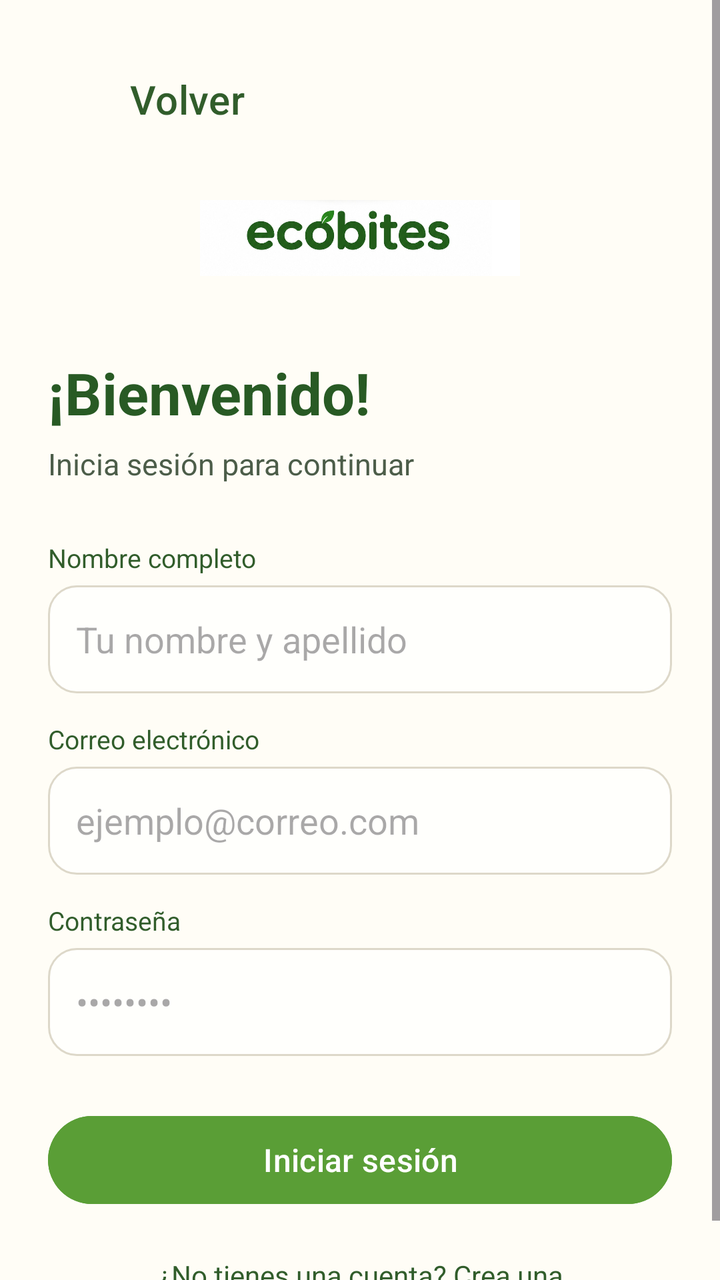
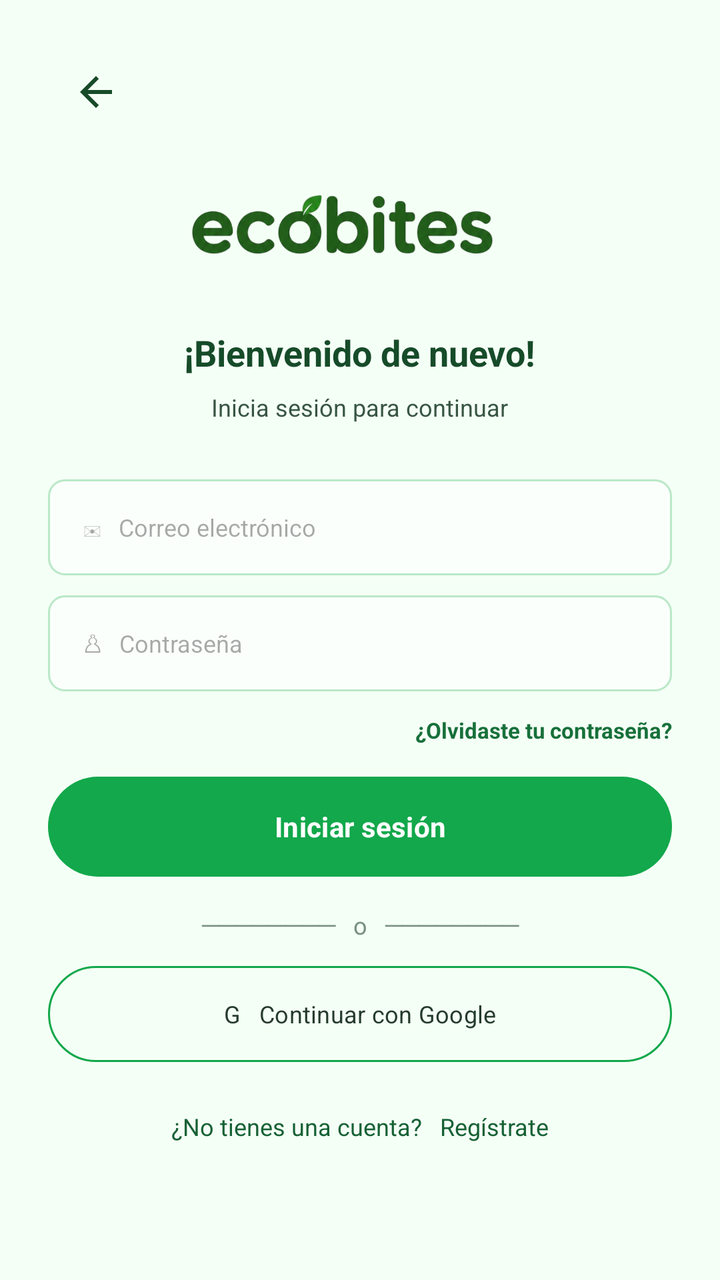

An Android layout rendered at two revisions. The XML below is the earlier revision; the diff shows what the commit changed to produce the second picture.
<!-- AndroidManifest.xml: application theme Theme.EcoBites -->
<!-- res/layout/activity_register.xml -->
<?xml version="1.0" encoding="utf-8"?>
<ScrollView xmlns:android="http://schemas.android.com/apk/res/android" android:layout_width="match_parent" android:layout_height="match_parent" android:background="#FFFDF6" android:fillViewport="true">
    <LinearLayout android:id="@+id/ll_contenido_formulario" android:layout_width="match_parent" android:layout_height="match_parent" android:orientation="vertical" android:padding="24dp">

        <Button
            android:id="@+id/btn_volver_registro"
            android:layout_width="139dp"
            android:layout_height="51dp"
            android:backgroundTint="#00FFFFFF"
            android:text="Volver"
            android:textAllCaps="false"
            android:textColor="#315D2B"
            android:textSize="20sp" />
        <ImageView android:id="@+id/img_logo_formulario" android:layout_width="160dp" android:layout_height="72dp" android:layout_gravity="center_horizontal" android:layout_marginTop="8dp" android:adjustViewBounds="true" android:contentDescription="ecoBites" android:src="@drawable/nombre" />

        <LinearLayout android:id="@+id/ll_inicio_sesion" android:layout_width="match_parent" android:layout_height="wrap_content" android:orientation="vertical">

            <TextView
                android:id="@+id/tv_titulo_inicio"
                android:layout_width="wrap_content"
                android:layout_height="wrap_content"
                android:layout_marginTop="22dp"
                android:text="¡Bienvenido!"
                android:textColor="#285A24"
                android:textSize="29sp"
                android:textStyle="bold" />
            <TextView android:id="@+id/tv_subtitulo_inicio" android:layout_width="wrap_content" android:layout_height="wrap_content" android:layout_marginTop="6dp" android:text="Inicia sesión para continuar" android:textColor="#4C5D49" android:textSize="15sp" />
            <TextView android:layout_width="wrap_content" android:layout_height="wrap_content" android:layout_marginTop="28dp" android:text="Nombre completo" android:textColor="#315D2B" android:textSize="13sp" />
            <EditText android:id="@+id/et_nombre_inicio" android:layout_width="match_parent" android:layout_height="54dp" android:layout_marginTop="5dp" android:background="@drawable/fondo_campo" android:hint="Tu nombre y apellido" android:inputType="textPersonName" android:paddingHorizontal="14dp" />
            <TextView android:layout_width="wrap_content" android:layout_height="wrap_content" android:layout_marginTop="14dp" android:text="Correo electrónico" android:textColor="#315D2B" android:textSize="13sp" />
            <EditText android:id="@+id/et_correo_inicio" android:layout_width="match_parent" android:layout_height="54dp" android:layout_marginTop="5dp" android:background="@drawable/fondo_campo" android:hint="ejemplo@correo.com" android:inputType="textEmailAddress" android:paddingHorizontal="14dp" />
            <TextView android:layout_width="wrap_content" android:layout_height="wrap_content" android:layout_marginTop="14dp" android:text="Contraseña" android:textColor="#315D2B" android:textSize="13sp" />
            <EditText android:id="@+id/et_contrasena_inicio" android:layout_width="match_parent" android:layout_height="54dp" android:layout_marginTop="5dp" android:background="@drawable/fondo_campo" android:hint="••••••••" android:inputType="textPassword" android:paddingHorizontal="14dp" />
            <Button android:id="@+id/btn_iniciar" android:layout_width="match_parent" android:layout_height="52dp" android:layout_marginTop="26dp" android:backgroundTint="#5A9E36" android:text="Iniciar sesión" android:textAllCaps="false" android:textColor="#FFFFFF" android:textSize="16sp" />
            <TextView android:id="@+id/tv_ir_registro" android:layout_width="match_parent" android:layout_height="wrap_content" android:layout_marginTop="22dp" android:gravity="center" android:text="¿No tienes una cuenta? Crea una" android:textColor="#315D2B" android:textSize="14sp" />
        </LinearLayout>

        <LinearLayout android:id="@+id/ll_registro" android:layout_width="match_parent" android:layout_height="wrap_content" android:orientation="vertical" android:visibility="gone">
            <TextView android:id="@+id/tv_titulo_registro" android:layout_width="wrap_content" android:layout_height="wrap_content" android:layout_marginTop="22dp" android:text="Crea tu cuenta" android:textColor="#285A24" android:textSize="29sp" android:textStyle="bold" />
            <TextView android:layout_width="wrap_content" android:layout_height="wrap_content" android:layout_marginTop="6dp" android:text="Completa los datos para comenzar" android:textColor="#4C5D49" android:textSize="15sp" />
            <TextView android:layout_width="wrap_content" android:layout_height="wrap_content" android:layout_marginTop="22dp" android:text="Nombre completo" android:textColor="#315D2B" android:textSize="13sp" />
            <EditText android:id="@+id/et_nombre_registro" android:layout_width="match_parent" android:layout_height="54dp" android:layout_marginTop="5dp" android:background="@drawable/fondo_campo" android:hint="Tu nombre y apellido" android:inputType="textPersonName" android:paddingHorizontal="14dp" />
            <TextView android:layout_width="wrap_content" android:layout_height="wrap_content" android:layout_marginTop="12dp" android:text="Correo electrónico" android:textColor="#315D2B" android:textSize="13sp" />
            <EditText android:id="@+id/et_correo_registro" android:layout_width="match_parent" android:layout_height="54dp" android:layout_marginTop="5dp" android:background="@drawable/fondo_campo" android:hint="ejemplo@correo.com" android:inputType="textEmailAddress" android:paddingHorizontal="14dp" />
            <TextView android:layout_width="wrap_content" android:layout_height="wrap_content" android:layout_marginTop="12dp" android:text="Contraseña" android:textColor="#315D2B" android:textSize="13sp" />
            <EditText android:id="@+id/et_contrasena_registro" android:layout_width="match_parent" android:layout_height="54dp" android:layout_marginTop="5dp" android:background="@drawable/fondo_campo" android:hint="Mínimo 8 caracteres" android:inputType="textPassword" android:paddingHorizontal="14dp" />
            <EditText android:id="@+id/et_confirmar_contrasena" android:layout_width="match_parent" android:layout_height="54dp" android:layout_marginTop="10dp" android:background="@drawable/fondo_campo" android:hint="Confirmar contraseña" android:inputType="textPassword" android:paddingHorizontal="14dp" />
            <CheckBox android:id="@+id/cb_terminos" android:layout_width="match_parent" android:layout_height="wrap_content" android:layout_marginTop="14dp" android:text="Acepto los términos y condiciones" android:textColor="#315D2B" android:textSize="14sp" />
            <Button android:id="@+id/btn_crear_cuenta" android:layout_width="match_parent" android:layout_height="52dp" android:layout_marginTop="16dp" android:backgroundTint="#5A9E36" android:text="Crear cuenta" android:textAllCaps="false" android:textColor="#FFFFFF" android:textSize="16sp" />
            <TextView android:id="@+id/tv_ir_inicio" android:layout_width="match_parent" android:layout_height="wrap_content" android:layout_marginTop="20dp" android:gravity="center" android:text="¿Ya tienes cuenta? Inicia sesión" android:textColor="#315D2B" android:textSize="14sp" />
        </LinearLayout>
    </LinearLayout>
</ScrollView>
<!-- resources referenced by this layout -->
<resources>
  <!-- drawable fondo_campo (drawable) -->
  <?xml version="1.0" encoding="utf-8"?>
  <shape xmlns:android="http://schemas.android.com/apk/res/android" android:shape="rectangle">
      <solid android:color="#FFFFFC" />
      <corners android:radius="14dp" />
      <stroke android:width="1dp" android:color="#DDD8C9" />
  </shape>
  <!-- drawable nombre: jpg bitmap (drawable, 44597 bytes) -->
  <style name="Theme.EcoBites" parent="Base.Theme.EcoBites" />
  <style name="Base.Theme.EcoBites" parent="Theme.Material3.DayNight.NoActionBar">
          
          
      </style>
</resources>

<!-- the commit's change to res/layout/activity_register.xml (unified diff, before → after) -->
@@ -1,53 +1,56 @@
 <?xml version="1.0" encoding="utf-8"?>
-<ScrollView xmlns:android="http://schemas.android.com/apk/res/android" android:layout_width="match_parent" android:layout_height="match_parent" android:background="#FFFDF6" android:fillViewport="true">
-    <LinearLayout android:id="@+id/ll_contenido_formulario" android:layout_width="match_parent" android:layout_height="match_parent" android:orientation="vertical" android:padding="24dp">
+<ScrollView xmlns:android="http://schemas.android.com/apk/res/android" android:layout_width="match_parent" android:layout_height="match_parent" android:background="@color/eco_green_surface" android:fillViewport="true">
+ <LinearLayout android:layout_width="match_parent" android:layout_height="wrap_content" android:orientation="vertical" android:padding="24dp">
 
-        <Button
-            android:id="@+id/btn_volver_registro"
-            android:layout_width="139dp"
-            android:layout_height="51dp"
-            android:backgroundTint="#00FFFFFF"
-            android:text="Volver"
-            android:textAllCaps="false"
-            android:textColor="#315D2B"
-            android:textSize="20sp" />
-        <ImageView android:id="@+id/img_logo_formulario" android:layout_width="160dp" android:layout_height="72dp" android:layout_gravity="center_horizontal" android:layout_marginTop="8dp" android:adjustViewBounds="true" android:contentDescription="ecoBites" android:src="@drawable/nombre" />
+  <Button
+      android:id="@+id/btn_volver_registro"
+      android:layout_width="48dp"
+      android:layout_height="48dp"
+      android:backgroundTint="#00FFFFFF"
+      android:drawableTop="@drawable/ic_arrow_back"
+      android:text="" />
 
-        <LinearLayout android:id="@+id/ll_inicio_sesion" android:layout_width="match_parent" android:layout_height="wrap_content" android:orientation="vertical">
+  <ImageView
+      android:id="@+id/img_logo_formulario"
+      android:layout_width="237dp"
+      android:layout_height="92dp"
+      android:layout_gravity="center"
+      android:adjustViewBounds="true"
+      android:contentDescription="ecoBites"
+      android:src="@drawable/nombreecobites" />
+  <LinearLayout android:id="@+id/ll_inicio_sesion" android:layout_width="match_parent" android:layout_height="wrap_content" android:gravity="center_horizontal" android:orientation="vertical">
+   <TextView android:layout_width="wrap_content" android:layout_height="wrap_content" android:text="¡Bienvenido de nuevo!" android:textColor="#164B29" android:textSize="18sp" android:textStyle="bold"/>
+   <TextView android:layout_width="wrap_content" android:layout_height="wrap_content" android:layout_marginTop="7dp" android:text="Inicia sesión para continuar" android:textColor="#385543" android:textSize="12sp"/>
+   <EditText android:id="@+id/et_correo_inicio" android:layout_width="match_parent" android:layout_height="48dp" android:layout_marginTop="28dp" android:background="@drawable/fondo_campo" android:hint="  ✉   Correo electrónico" android:inputType="textEmailAddress" android:paddingHorizontal="12dp" android:textSize="12sp"/>
+   <EditText android:id="@+id/et_contrasena_inicio" android:layout_width="match_parent" android:layout_height="48dp" android:layout_marginTop="10dp" android:background="@drawable/fondo_campo" android:hint="  ♙   Contraseña" android:inputType="textPassword" android:paddingHorizontal="12dp" android:textSize="12sp"/>
+   <TextView android:layout_width="match_parent" android:layout_height="wrap_content" android:layout_marginTop="12dp" android:gravity="end" android:text="¿Olvidaste tu contraseña?" android:textColor="#17703A" android:textSize="11sp" android:textStyle="bold"/>
 
-            <TextView
-                android:id="@+id/tv_titulo_inicio"
-                android:layout_width="wrap_content"
-                android:layout_height="wrap_content"
-                android:layout_marginTop="22dp"
-                android:text="¡Bienvenido!"
-                android:textColor="#285A24"
-                android:textSize="29sp"
-                android:textStyle="bold" />
-            <TextView android:id="@+id/tv_subtitulo_inicio" android:layout_width="wrap_content" android:layout_height="wrap_content" android:layout_marginTop="6dp" android:text="Inicia sesión para continuar" android:textColor="#4C5D49" android:textSize="15sp" />
-            <TextView android:layout_width="wrap_content" android:layout_height="wrap_content" android:layout_marginTop="28dp" android:text="Nombre completo" android:textColor="#315D2B" android:textSize="13sp" />
-            <EditText android:id="@+id/et_nombre_inicio" android:layout_width="match_parent" android:layout_height="54dp" android:layout_marginTop="5dp" android:background="@drawable/fondo_campo" android:hint="Tu nombre y apellido" android:inputType="textPersonName" android:paddingHorizontal="14dp" />
-            <TextView android:layout_width="wrap_content" android:layout_height="wrap_content" android:layout_marginTop="14dp" android:text="Correo electrónico" android:textColor="#315D2B" android:textSize="13sp" />
-            <EditText android:id="@+id/et_correo_inicio" android:layout_width="match_parent" android:layout_height="54dp" android:layout_marginTop="5dp" android:background="@drawable/fondo_campo" android:hint="ejemplo@correo.com" android:inputType="textEmailAddress" android:paddingHorizontal="14dp" />
-            <TextView android:layout_width="wrap_content" android:layout_height="wrap_content" android:layout_marginTop="14dp" android:text="Contraseña" android:textColor="#315D2B" android:textSize="13sp" />
-            <EditText android:id="@+id/et_contrasena_inicio" android:layout_width="match_parent" android:layout_height="54dp" android:layout_marginTop="5dp" android:background="@drawable/fondo_campo" android:hint="••••••••" android:inputType="textPassword" android:paddingHorizontal="14dp" />
-            <Button android:id="@+id/btn_iniciar" android:layout_width="match_parent" android:layout_height="52dp" android:layout_marginTop="26dp" android:backgroundTint="#5A9E36" android:text="Iniciar sesión" android:textAllCaps="false" android:textColor="#FFFFFF" android:textSize="16sp" />
-            <TextView android:id="@+id/tv_ir_registro" android:layout_width="match_parent" android:layout_height="wrap_content" android:layout_marginTop="22dp" android:gravity="center" android:text="¿No tienes una cuenta? Crea una" android:textColor="#315D2B" android:textSize="14sp" />
-        </LinearLayout>
-
-        <LinearLayout android:id="@+id/ll_registro" android:layout_width="match_parent" android:layout_height="wrap_content" android:orientation="vertical" android:visibility="gone">
-            <TextView android:id="@+id/tv_titulo_registro" android:layout_width="wrap_content" android:layout_height="wrap_content" android:layout_marginTop="22dp" android:text="Crea tu cuenta" android:textColor="#285A24" android:textSize="29sp" android:textStyle="bold" />
-            <TextView android:layout_width="wrap_content" android:layout_height="wrap_content" android:layout_marginTop="6dp" android:text="Completa los datos para comenzar" android:textColor="#4C5D49" android:textSize="15sp" />
-            <TextView android:layout_width="wrap_content" android:layout_height="wrap_content" android:layout_marginTop="22dp" android:text="Nombre completo" android:textColor="#315D2B" android:textSize="13sp" />
-            <EditText android:id="@+id/et_nombre_registro" android:layout_width="match_parent" android:layout_height="54dp" android:layout_marginTop="5dp" android:background="@drawable/fondo_campo" android:hint="Tu nombre y apellido" android:inputType="textPersonName" android:paddingHorizontal="14dp" />
-            <TextView android:layout_width="wrap_content" android:layout_height="wrap_content" android:layout_marginTop="12dp" android:text="Correo electrónico" android:textColor="#315D2B" android:textSize="13sp" />
-            <EditText android:id="@+id/et_correo_registro" android:layout_width="match_parent" android:layout_height="54dp" android:layout_marginTop="5dp" android:background="@drawable/fondo_campo" android:hint="ejemplo@correo.com" android:inputType="textEmailAddress" android:paddingHorizontal="14dp" />
-            <TextView android:layout_width="wrap_content" android:layout_height="wrap_content" android:layout_marginTop="12dp" android:text="Contraseña" android:textColor="#315D2B" android:textSize="13sp" />
-            <EditText android:id="@+id/et_contrasena_registro" android:layout_width="match_parent" android:layout_height="54dp" android:layout_marginTop="5dp" android:background="@drawable/fondo_campo" android:hint="Mínimo 8 caracteres" android:inputType="textPassword" android:paddingHorizontal="14dp" />
-            <EditText android:id="@+id/et_confirmar_contrasena" android:layout_width="match_parent" android:layout_height="54dp" android:layout_marginTop="10dp" android:background="@drawable/fondo_campo" android:hint="Confirmar contraseña" android:inputType="textPassword" android:paddingHorizontal="14dp" />
-            <CheckBox android:id="@+id/cb_terminos" android:layout_width="match_parent" android:layout_height="wrap_content" android:layout_marginTop="14dp" android:text="Acepto los términos y condiciones" android:textColor="#315D2B" android:textSize="14sp" />
-            <Button android:id="@+id/btn_crear_cuenta" android:layout_width="match_parent" android:layout_height="52dp" android:layout_marginTop="16dp" android:backgroundTint="#5A9E36" android:text="Crear cuenta" android:textAllCaps="false" android:textColor="#FFFFFF" android:textSize="16sp" />
-            <TextView android:id="@+id/tv_ir_inicio" android:layout_width="match_parent" android:layout_height="wrap_content" android:layout_marginTop="20dp" android:gravity="center" android:text="¿Ya tienes cuenta? Inicia sesión" android:textColor="#315D2B" android:textSize="14sp" />
-        </LinearLayout>
-    </LinearLayout>
+   <Button
+       android:id="@+id/btn_iniciar"
+       android:layout_width="match_parent"
+       android:layout_height="50dp"
+       android:layout_marginTop="16dp"
+       android:background="@drawable/bg_primary_button"
+       android:text="Iniciar sesión"
+       android:textAllCaps="false"
+       android:textColor="#FFFFFF"
+       android:textColorLink="#4CAF50"
+       android:textStyle="bold" />
+   <TextView android:layout_width="match_parent" android:layout_height="wrap_content" android:layout_marginTop="16dp" android:gravity="center" android:text="────────   o   ────────" android:textColor="#799080" android:textSize="12sp"/>
+   <Button android:id="@+id/btn_google_login" android:layout_width="match_parent" android:layout_height="48dp" android:layout_marginTop="12dp" android:background="@drawable/fondo_boton_borde" android:text="G   Continuar con Google" android:textAllCaps="false" android:textColor="#263B2D" android:textSize="12sp"/>
+   <TextView android:id="@+id/tv_ir_registro" android:layout_width="match_parent" android:layout_height="wrap_content" android:layout_marginTop="24dp" android:gravity="center" android:text="¿No tienes una cuenta?   Regístrate" android:textColor="#176135" android:textSize="12sp"/>
+  </LinearLayout>
+  <LinearLayout android:id="@+id/ll_registro" android:layout_width="match_parent" android:layout_height="wrap_content" android:gravity="center_horizontal" android:orientation="vertical" android:visibility="gone">
+   <TextView android:layout_width="wrap_content" android:layout_height="wrap_content" android:text="Crea tu cuenta" android:textColor="#164B29" android:textSize="18sp" android:textStyle="bold"/>
+   <TextView android:layout_width="wrap_content" android:layout_height="wrap_content" android:layout_marginTop="7dp" android:text="Únete y empieza a cuidar tus alimentos" android:textColor="#385543" android:textSize="12sp"/>
+   <EditText android:id="@+id/et_nombre_registro" android:layout_width="match_parent" android:layout_height="46dp" android:layout_marginTop="20dp" android:background="@drawable/fondo_campo" android:hint="  ♙   Nombre completo" android:paddingHorizontal="12dp" android:textSize="12sp"/>
+   <EditText android:id="@+id/et_correo_registro" android:layout_width="match_parent" android:layout_height="46dp" android:layout_marginTop="9dp" android:background="@drawable/fondo_campo" android:hint="  ✉   Correo electrónico" android:inputType="textEmailAddress" android:paddingHorizontal="12dp" android:textSize="12sp"/>
+   <EditText android:id="@+id/et_contrasena_registro" android:layout_width="match_parent" android:layout_height="46dp" android:layout_marginTop="9dp" android:background="@drawable/fondo_campo" android:hint="  ♙   Contraseña" android:inputType="textPassword" android:paddingHorizontal="12dp" android:textSize="12sp"/>
+   <EditText android:id="@+id/et_confirmar_contrasena" android:layout_width="match_parent" android:layout_height="46dp" android:layout_marginTop="9dp" android:background="@drawable/fondo_campo" android:hint="  ♙   Confirmar contraseña" android:inputType="textPassword" android:paddingHorizontal="12dp" android:textSize="12sp"/>
+   <CheckBox android:id="@+id/cb_terminos" android:layout_width="1dp" android:layout_height="1dp" android:visibility="gone" android:checked="true"/>
+   <Button android:id="@+id/btn_crear_cuenta" android:layout_width="match_parent" android:layout_height="50dp" android:layout_marginTop="20dp" android:background="@drawable/bg_primary_button" android:text="Crear cuenta" android:textAllCaps="false" android:textColor="#FFFFFF" android:textStyle="bold"/>
+   <Button android:id="@+id/btn_google_register" android:layout_width="match_parent" android:layout_height="48dp" android:layout_marginTop="10dp" android:background="@drawable/fondo_boton_borde" android:text="G   Registrarme con Google" android:textAllCaps="false" android:textColor="@color/eco_green_dark" android:textSize="12sp"/>
+   <TextView android:id="@+id/tv_ir_inicio" android:layout_width="match_parent" android:layout_height="wrap_content" android:layout_marginTop="18dp" android:gravity="center" android:text="¿Ya tienes una cuenta?   Inicia sesión" android:textColor="#176135" android:textSize="12sp"/>
+  </LinearLayout>
+ </LinearLayout>
 </ScrollView>
<!-- resource entries referenced after the edit -->
@@ -1,17 +1,64 @@
 <!-- resources referenced by this layout -->
 <resources>
+  <color name="eco_green_dark">#0B5D32</color>
+  <color name="eco_green_surface">#F4FFF6</color>
+  <!-- drawable bg_primary_button (drawable) -->
+  <?xml version="1.0" encoding="utf-8"?>
+  <shape xmlns:android="http://schemas.android.com/apk/res/android" android:shape="rectangle">
+      <solid android:color="@color/eco_green_primary"/>
+      <corners android:radius="28dp"/>
+  </shape>
+  <!-- drawable fondo_boton_borde (drawable) -->
+  <?xml version="1.0" encoding="utf-8"?>
+  <shape xmlns:android="http://schemas.android.com/apk/res/android" android:shape="rectangle">
+      <solid android:color="#00FFFFFF" />
+      <corners android:radius="24dp" />
+      <stroke android:width="1dp" android:color="@color/eco_green_primary" />
+  </shape>
   <!-- drawable fondo_campo (drawable) -->
   <?xml version="1.0" encoding="utf-8"?>
   <shape xmlns:android="http://schemas.android.com/apk/res/android" android:shape="rectangle">
-      <solid android:color="#FFFFFC" />
-      <corners android:radius="14dp" />
-      <stroke android:width="1dp" android:color="#DDD8C9" />
+      <solid android:color="@color/eco_green_card" />
+      <corners android:radius="8dp" />
+      <stroke android:width="1dp" android:color="@color/eco_green_border" />
   </shape>
-  <!-- drawable nombre: jpg bitmap (drawable, 44597 bytes) -->
+  <!-- drawable ic_arrow_back (drawable) -->
+  <vector xmlns:android="http://schemas.android.com/apk/res/android"
+      android:width="24dp"
+      android:height="24dp"
+      android:viewportWidth="24"
+      android:viewportHeight="24">
+      <path
+          android:fillColor="#174A29"
+          android:pathData="M20,11L7.83,11l5.59,-5.59L12,4l-8,8l8,8l1.42,-1.41L7.83,13L20,13z" />
+  </vector>
+  <!-- drawable nombreecobites: png bitmap (drawable, 169971 bytes) -->
   <style name="Theme.EcoBites" parent="Base.Theme.EcoBites" />
+  <color name="eco_green_primary">#12A84B</color>
+  <color name="eco_green_card">#FAFFFB</color>
+  <color name="eco_green_border">#B9E8C7</color>
   <style name="Base.Theme.EcoBites" parent="Theme.Material3.DayNight.NoActionBar">
-          
-          
+          <item name="android:fontFamily">sans-serif</item>
+          <item name="colorPrimary">@color/eco_green_primary</item>
+          <item name="colorOnPrimary">@color/white</item>
+          <item name="colorPrimaryContainer">@color/eco_green_soft</item>
+          <item name="colorOnPrimaryContainer">@color/eco_green_deep</item>
+          <item name="colorSecondary">@color/eco_green_bright</item>
+          <item name="colorOnSecondary">@color/eco_green_deep</item>
+          <item name="colorTertiary">@color/eco_green_lime</item>
+          <item name="colorSurface">@color/eco_green_surface</item>
+          <item name="colorOnSurface">@color/eco_green_text</item>
+          <item name="colorOutline">@color/eco_green_border</item>
+          <item name="android:colorAccent">@color/eco_green_primary</item>
+          <item name="android:navigationBarColor">@color/eco_green_card</item>
+          <item name="android:statusBarColor">@color/eco_green_surface</item>
+          <item name="android:windowLightStatusBar">true</item>
       </style>
+  <color name="white">#FFFFFFFF</color>
+  <color name="eco_green_soft">#DDF8E5</color>
+  <color name="eco_green_deep">#073B22</color>
+  <color name="eco_green_bright">#38C85A</color>
+  <color name="eco_green_lime">#9BE34C</color>
+  <color name="eco_green_text">#0E4C2A</color>
 </resources>
 
